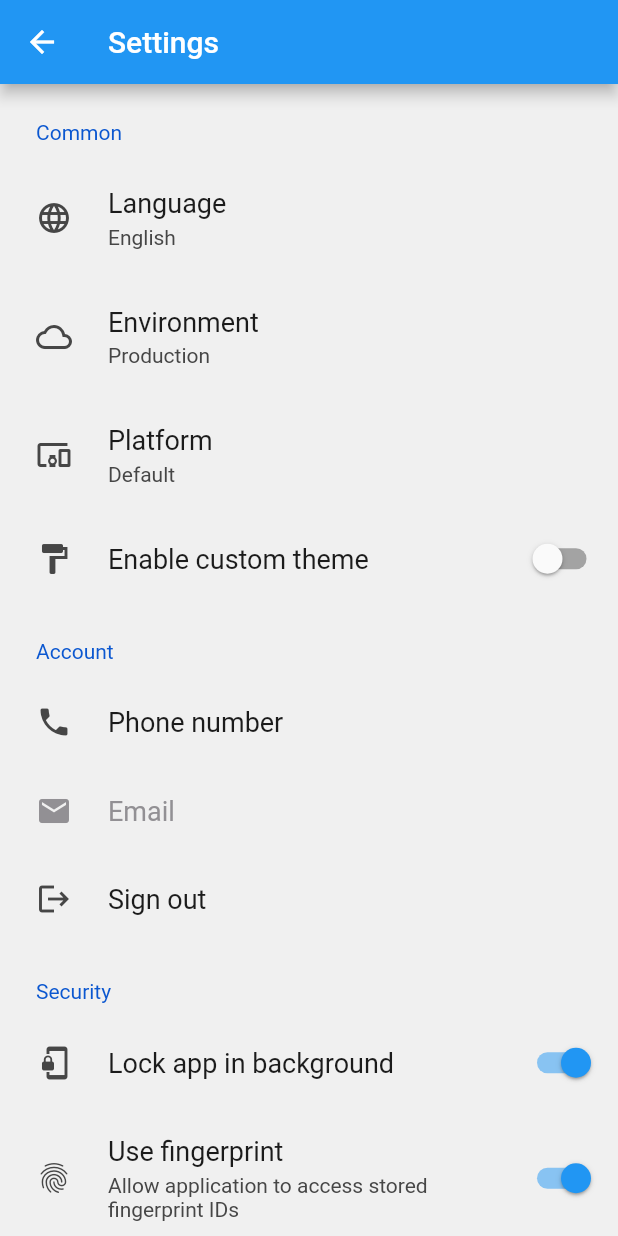
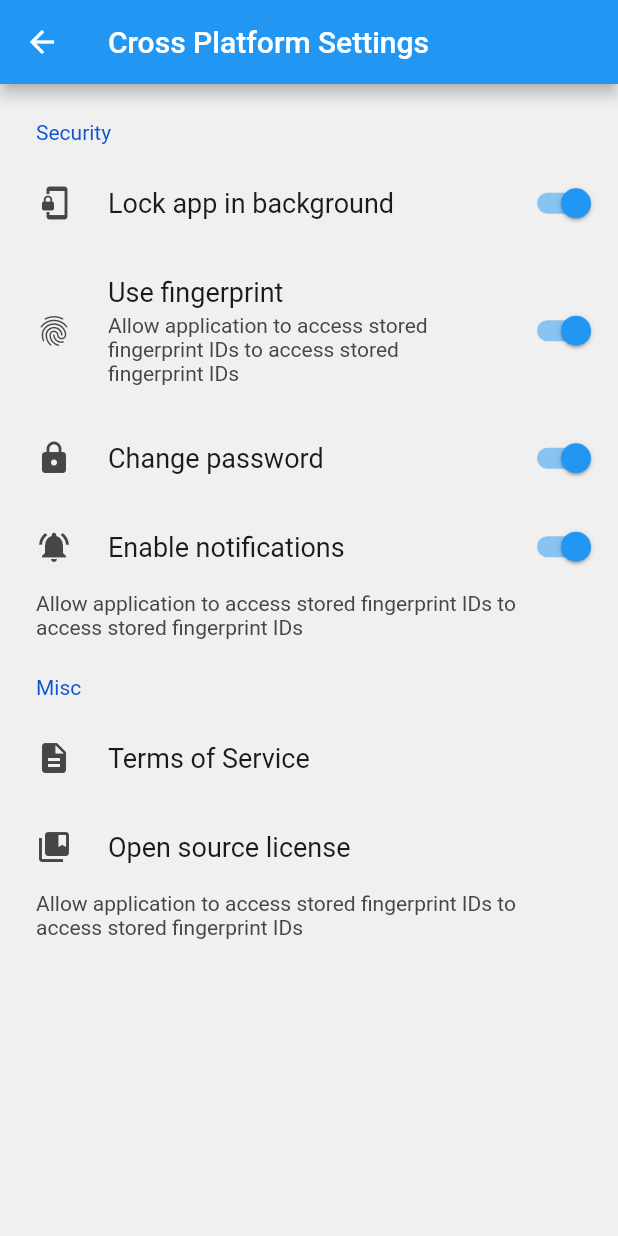
Before and after one commit to jackwill99/jack_settings_ui, a Flutter app: the CrossPlatformSettingsScreen screen opened directly, on a phone screen of 412 x 824 dp. Run offline on Flutter 3.47's test engine with Material 2 defaults, Android fonts, the phone set to English and light mode, and no system bars; our stand-ins replace device_preview; missing offline and left inert: shared_preferences_web.

Commit message:
modified by first time.

```diff
--- a/example/lib/screens/gallery/cross_platform_settings_screen.dart
+++ b/example/lib/screens/gallery/cross_platform_settings_screen.dart
@@ -1,4 +1,3 @@
-import 'package:example/utils/navigation.dart';
 import 'package:flutter/material.dart';
 import 'package:jack_settings_ui/settings_ui.dart';
 
@@ -32,7 +31,7 @@ class _CrossPlatformSettingsScreenState
   Widget build(BuildContext context) {
     return Scaffold(
       appBar: AppBar(
-        title: Text('Settings'),
+        title: Text('Cross Platform Settings'),
       ),
       body: SettingsList(
         platform: selectedPlatform,
@@ -63,70 +62,70 @@ class _CrossPlatformSettingsScreenState
                 trailingTextColor: Colors.orange,
               ),
         sections: [
-          SettingsSection(
-            title: Text('Common'),
-            tiles: <SettingsTile>[
-              SettingsTile.navigation(
-                leading: Icon(Icons.language),
-                title: Text('Language'),
-                value: Text('English'),
-              ),
-              SettingsTile.navigation(
-                leading: Icon(Icons.cloud_outlined),
-                title: Text('Environment'),
-                value: Text('Production'),
-              ),
-              SettingsTile.navigation(
-                leading: Icon(Icons.devices_other),
-                title: Text('Platform'),
-                onPressed: (context) async {
-                  final platform = await Navigation.navigateTo<DevicePlatform>(
-                    context: context,
-                    style: NavigationRouteStyle.material,
-                    screen: PlatformPickerScreen(
-                      platform: selectedPlatform,
-                      platforms: platformsMap,
-                    ),
-                  );
+          // SettingsSection(
+          //   title: Text('Common'),
+          //   tiles: <SettingsTile>[
+          //     SettingsTile.navigation(
+          //       leading: Icon(Icons.language),
+          //       title: Text('Language'),
+          //       value: Text('English'),
+          //     ),
+          //     SettingsTile.navigation(
+          //       leading: Icon(Icons.cloud_outlined),
+          //       title: Text('Environment'),
+          //       value: Text('Production'),
+          //     ),
+          //     SettingsTile.navigation(
+          //       leading: Icon(Icons.devices_other),
+          //       title: Text('Platform'),
+          //       onPressed: (context) async {
+          //         final platform = await Navigation.navigateTo<DevicePlatform>(
+          //           context: context,
+          //           style: NavigationRouteStyle.material,
+          //           screen: PlatformPickerScreen(
+          //             platform: selectedPlatform,
+          //             platforms: platformsMap,
+          //           ),
+          //         );
 
-                  if (platform != null && platform is DevicePlatform) {
-                    setState(() {
-                      selectedPlatform = platform;
-                    });
-                  }
-                },
-                value: Text(platformsMap[selectedPlatform]),
-              ),
-              SettingsTile.switchTile(
-                onToggle: (value) {
-                  setState(() {
-                    useCustomTheme = value;
-                  });
-                },
-                initialValue: useCustomTheme,
-                leading: Icon(Icons.format_paint),
-                title: Text('Enable custom theme'),
-              ),
-            ],
-          ),
-          SettingsSection(
-            title: Text('Account'),
-            tiles: <SettingsTile>[
-              SettingsTile.navigation(
-                leading: Icon(Icons.phone),
-                title: Text('Phone number'),
-              ),
-              SettingsTile.navigation(
-                leading: Icon(Icons.mail),
-                title: Text('Email'),
-                enabled: false,
-              ),
-              SettingsTile.navigation(
-                leading: Icon(Icons.logout),
-                title: Text('Sign out'),
-              ),
-            ],
-          ),
+          //         if (platform != null && platform is DevicePlatform) {
+          //           setState(() {
+          //             selectedPlatform = platform;
+          //           });
+          //         }
+          //       },
+          //       value: Text(platformsMap[selectedPlatform]),
+          //     ),
+          //     SettingsTile.switchTile(
+          //       onToggle: (value) {
+          //         setState(() {
+          //           useCustomTheme = value;
+          //         });
+          //       },
+          //       initialValue: useCustomTheme,
+          //       leading: Icon(Icons.format_paint),
+          //       title: Text('Enable custom theme'),
+          //     ),
+          //   ],
+          // ),
+          // SettingsSection(
+          //   title: Text('Account'),
+          //   tiles: <SettingsTile>[
+          //     SettingsTile.navigation(
+          //       leading: Icon(Icons.phone),
+          //       title: Text('Phone number'),
+          //     ),
+          //     SettingsTile.navigation(
+          //       leading: Icon(Icons.mail),
+          //       title: Text('Email'),
+          //       enabled: false,
+          //     ),
+          //     SettingsTile.navigation(
+          //       leading: Icon(Icons.logout),
+          //       title: Text('Sign out'),
+          //     ),
+          //   ],
+          // ),
           SettingsSection(
             title: Text('Security'),
             tiles: <SettingsTile>[
@@ -142,7 +141,7 @@ class _CrossPlatformSettingsScreenState
                 leading: Icon(Icons.fingerprint),
                 title: Text('Use fingerprint'),
                 description: Text(
-                  'Allow application to access stored fingerprint IDs',
+                  'Allow application to access stored fingerprint IDs to access stored fingerprint IDs',
                 ),
               ),
               SettingsTile.switchTile(
@@ -158,6 +157,9 @@ class _CrossPlatformSettingsScreenState
                 title: Text('Enable notifications'),
               ),
             ],
+            description: Text(
+              'Allow application to access stored fingerprint IDs to access stored fingerprint IDs',
+            ),
           ),
           SettingsSection(
             title: Text('Misc'),
@@ -171,6 +173,9 @@ class _CrossPlatformSettingsScreenState
                 title: Text('Open source license'),
               ),
             ],
+            description: Text(
+              'Allow application to access stored fingerprint IDs to access stored fingerprint IDs',
+            ),
           ),
         ],
       ),
--- a/lib/settings_ui.dart
+++ b/lib/settings_ui.dart
@@ -1,4 +1,4 @@
-library jack_settings_ui;
+library settings_ui;
 
 export 'package:jack_settings_ui/src/list/settings_list.dart';
 export 'package:jack_settings_ui/src/sections/custom_settings_section.dart';
--- a/lib/src/sections/platforms/android_settings_section.dart
+++ b/lib/src/sections/platforms/android_settings_section.dart
@@ -5,14 +5,16 @@ import 'package:jack_settings_ui/src/utils/settings_theme.dart';
 class AndroidSettingsSection extends StatelessWidget {
   const AndroidSettingsSection({
     required this.tiles,
-    required this.margin,
+    this.margin,
     this.title,
+    this.description,
     Key? key,
   }) : super(key: key);
 
   final List<AbstractSettingsTile> tiles;
   final EdgeInsetsDirectional? margin;
   final Widget? title;
+  final Widget? description;
 
   @override
   Widget build(BuildContext context) {
@@ -49,6 +51,16 @@ class AndroidSettingsSection extends StatelessWidget {
           color: theme.themeData.settingsSectionBackground,
           child: tileList,
         ),
+        if (description != null)
+          Padding(
+            padding: EdgeInsetsDirectional.only(start: 24, end: 24),
+            child: DefaultTextStyle(
+              style: TextStyle(
+                color: theme.themeData.tileDescriptionTextColor,
+              ),
+              child: description!,
+            ),
+          ),
       ],
     );
   }
--- a/lib/src/sections/platforms/web_settings_section.dart
+++ b/lib/src/sections/platforms/web_settings_section.dart
@@ -1,5 +1,6 @@
 import 'package:flutter/material.dart';
-import 'package:jack_settings_ui/settings_ui.dart';
+import 'package:jack_settings_ui/src/tiles/abstract_settings_tile.dart';
+import 'package:jack_settings_ui/src/utils/settings_theme.dart';
 
 class WebSettingsSection extends StatelessWidget {
   const WebSettingsSection({
--- a/lib/src/sections/settings_section.dart
+++ b/lib/src/sections/settings_section.dart
@@ -12,12 +12,14 @@ class SettingsSection extends AbstractSettingsSection {
     required this.tiles,
     this.margin,
     this.title,
+    this.description,
     Key? key,
   }) : super(key: key);
 
   final List<AbstractSettingsTile> tiles;
   final EdgeInsetsDirectional? margin;
   final Widget? title;
+  final Widget? description;
 
   @override
   Widget build(BuildContext context) {
@@ -31,6 +33,7 @@ class SettingsSection extends AbstractSettingsSection {
           title: title,
           tiles: tiles,
           margin: margin,
+          description: description,
         );
       case DevicePlatform.iOS:
       case DevicePlatform.macOS:
@@ -39,6 +42,7 @@ class SettingsSection extends AbstractSettingsSection {
           title: title,
           tiles: tiles,
           margin: margin,
+          description: description,
         );
       case DevicePlatform.web:
         return WebSettingsSection(
--- a/lib/src/utils/theme_provider.dart
+++ b/lib/src/utils/theme_provider.dart
@@ -1,5 +1,4 @@
 import 'package:flutter/cupertino.dart';
-import 'package:flutter/material.dart';
 import 'package:jack_settings_ui/src/utils/platform_utils.dart';
 import 'package:jack_settings_ui/src/utils/settings_theme.dart';
 
```
Also changed, not shown: example/lib/screens/gallery_screen.dart (+65 -59 lines), lib/src/sections/platforms/ios_settings_section.dart (+40 -12 lines), lib/src/tiles/platforms/ios_settings_tile.dart (+32 -14 lines), 13 other files.
